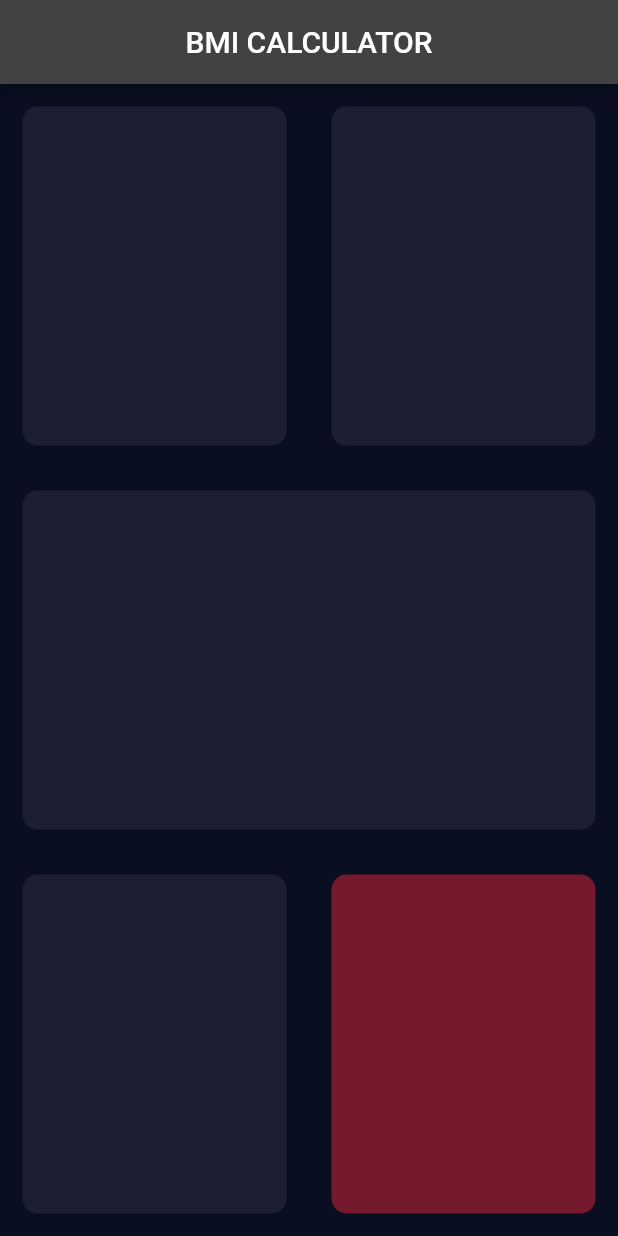
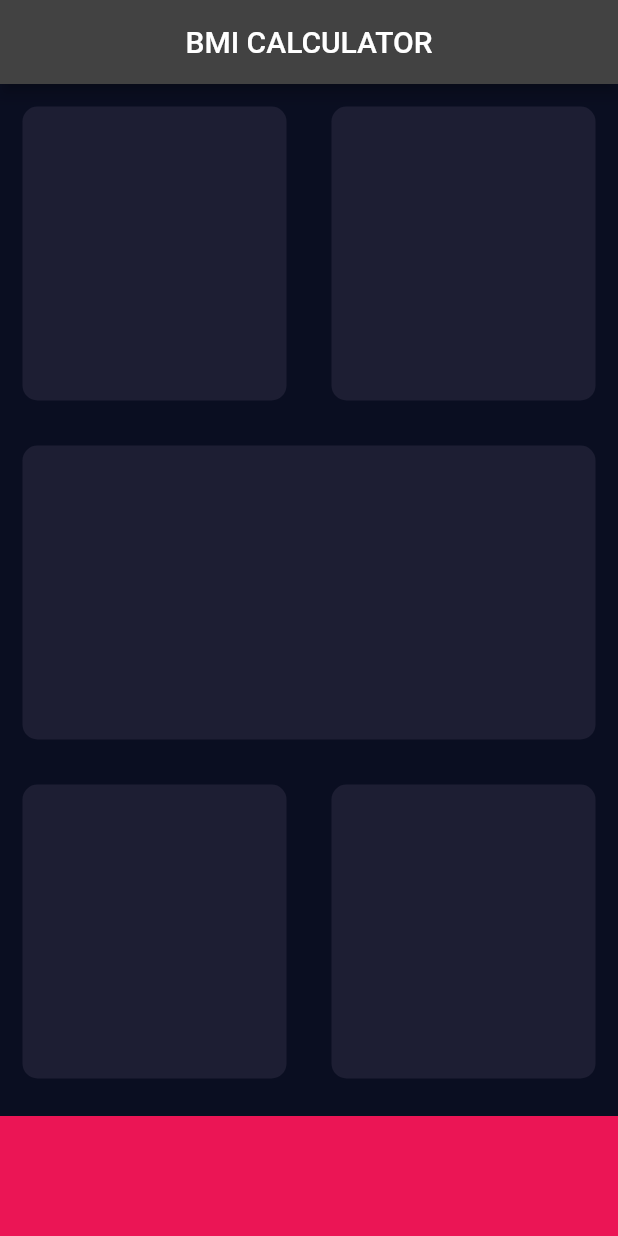
Before and after one commit to Jonghyun99/TIL, a Flutter app: the screen it shows after launch, on a phone screen of 412 x 824 dp. Run offline on Flutter 3.47's test engine with Material 2 defaults, Android fonts, the phone set to English and light mode, and no system bars; our stand-ins replace rflutter_alert; project files that could hold a hidden picture were left out.

Commit message:
flutter bmi-calculator About reuse Widget

```diff
--- a/Flutter/bmi-calculator-flutter-flearner-main/lib/input_page.dart
+++ b/Flutter/bmi-calculator-flutter-flearner-main/lib/input_page.dart
@@ -1,4 +1,8 @@
 import 'package:flutter/material.dart';
+
+const bottomContainerHeight = 80.0;
+const activeCardColour = Color(0xFF1D1E33);
+const bottomContainerColour = Color(0xFFEB1555);
 
 class InputPage extends StatefulWidget {
   @override
@@ -9,23 +13,24 @@ class _InputPageState extends State<InputPage> {
   @override
   Widget build(BuildContext context) {
     return Scaffold(
-        appBar: AppBar(
-          title: const Text('BMI CALCULATOR'),
-          centerTitle: true,
-        ),
-        body: Column(children: <Widget>[
+      appBar: AppBar(
+        title: const Text('BMI CALCULATOR'),
+        centerTitle: true,
+      ),
+      body: Column(
+        children: <Widget>[
           Expanded(
               child: Row(
             children: <Widget>[
               Expanded(
                 child: ReusableCard(
-                  colour: Color(0xFF1D1E33),
+                  colour: activeCardColour,
                 ),
               ),
               Expanded(
                 flex: 1,
                 child: ReusableCard(
-                  colour: Color(0xFF1D1E33),
+                  colour: activeCardColour,
                 ),
               ),
             ],
@@ -33,21 +38,33 @@ class _InputPageState extends State<InputPage> {
           Expanded(
             flex: 1,
             child: ReusableCard(
-              colour: Color(0xFF1D1E33),
+              colour: activeCardColour,
             ),
           ),
           Expanded(
               child: Row(
             children: <Widget>[
               Expanded(
-                child: ReusableCard(colour:Color(0xFF1D1E33),),
+                child: ReusableCard(
+                  colour: activeCardColour,
+                ),
               ),
               Expanded(
-                child: ReusableCard(colour:Color(0xAAAA1E33),),
+                child: ReusableCard(
+                  colour: activeCardColour,
+                ),
               ),
             ],
           )),
-        ]));
+          Container(
+            color: bottomContainerColour,
+            margin: EdgeInsets.only(top: 10.0),
+            width: double.infinity,
+            height: bottomContainerHeight,
+          ),
+        ],
+      ),
+    );
   }
 }
 
```
